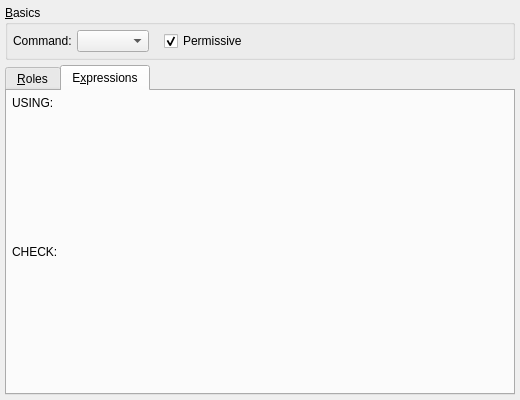
Above: libs/libgui/ui/dbobjects/policywidget.ui from maniac787/pgmodeler before the change. Below: the same form after it.
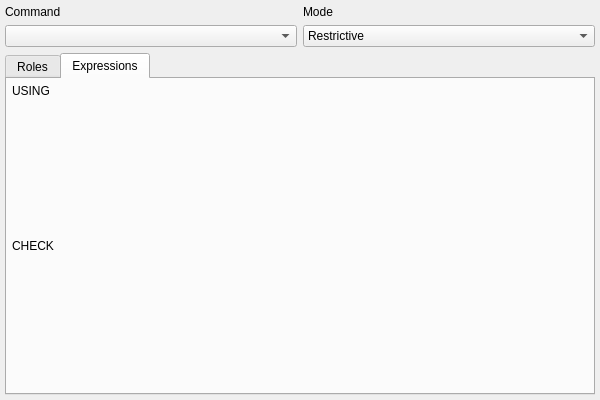
That is the form after the change. The open tabs and pages were chosen to show the change. Icons and pictures are not drawn.

Commit message: Modernize PolicyWidget interface

The edit to the form file:
```diff
--- a/libs/libgui/ui/dbobjects/policywidget.ui
+++ b/libs/libgui/ui/dbobjects/policywidget.ui
@@ -6,20 +6,20 @@
    <rect>
     <x>0</x>
     <y>0</y>
-    <width>520</width>
+    <width>600</width>
     <height>400</height>
    </rect>
   </property>
   <property name="minimumSize">
    <size>
-    <width>520</width>
-    <height>380</height>
+    <width>600</width>
+    <height>400</height>
    </size>
   </property>
   <property name="windowTitle">
    <string/>
   </property>
-  <layout class="QGridLayout" name="policy_grid">
+  <layout class="QVBoxLayout" name="policy_lt">
    <property name="leftMargin">
     <number>5</number>
    </property>
@@ -32,48 +32,18 @@
    <property name="bottomMargin">
     <number>5</number>
    </property>
-   <property name="spacing">
-    <number>5</number>
-   </property>
-   <item row="0" column="0">
-    <widget class="QGroupBox" name="basics_grp">
-     <property name="title">
-      <string>&amp;Basics</string>
-     </property>
-     <layout class="QGridLayout" name="gridLayout">
-      <property name="leftMargin">
-       <number>5</number>
-      </property>
-      <property name="topMargin">
-       <number>5</number>
-      </property>
-      <property name="rightMargin">
-       <number>5</number>
-      </property>
-      <property name="bottomMargin">
-       <number>5</number>
-      </property>
-      <property name="spacing">
-       <number>5</number>
-      </property>
-      <item row="0" column="0">
+   <item>
+    <layout class="QHBoxLayout" name="command_mode_lt">
+     <item>
+      <layout class="QVBoxLayout" name="verticalLayout_2">
+       <item>
        <widget class="QLabel" name="command_lbl">
         <property name="text">
-         <string>Command:</string>
+          <string>Command</string>
         </property>
        </widget>
       </item>
-      <item row="0" column="3">
-       <widget class="QCheckBox" name="permissive_chk">
-        <property name="text">
-         <string>Permissive</string>
-        </property>
-        <property name="checked">
-         <bool>true</bool>
-        </property>
-       </widget>
-      </item>
-      <item row="0" column="1">
+       <item>
        <widget class="QComboBox" name="command_cmb">
         <property name="iconSize">
          <size>
@@ -83,39 +53,36 @@
         </property>
        </widget>
       </item>
-      <item row="0" column="4">
-       <spacer name="horizontalSpacer">
-        <property name="orientation">
-         <enum>Qt::Orientation::Horizontal</enum>
-        </property>
-        <property name="sizeHint" stdset="0">
-         <size>
-          <width>200</width>
-          <height>20</height>
-         </size>
-        </property>
-       </spacer>
-      </item>
-      <item row="0" column="2">
-       <spacer name="horizontalSpacer_2">
-        <property name="orientation">
-         <enum>Qt::Orientation::Horizontal</enum>
-        </property>
-        <property name="sizeType">
-         <enum>QSizePolicy::Policy::Fixed</enum>
-        </property>
-        <property name="sizeHint" stdset="0">
-         <size>
-          <width>10</width>
-          <height>20</height>
-         </size>
-        </property>
-       </spacer>
-      </item>
-     </layout>
-    </widget>
-   </item>
-   <item row="1" column="0">
+      </layout>
+     </item>
+     <item>
+      <layout class="QVBoxLayout" name="verticalLayout_3">
+       <item>
+        <widget class="QLabel" name="label">
+         <property name="text">
+          <string>Mode</string>
+         </property>
+        </widget>
+       </item>
+       <item>
+        <widget class="QComboBox" name="mode_cmb">
+         <item>
+          <property name="text">
+           <string>Restrictive</string>
+          </property>
+         </item>
+         <item>
+          <property name="text">
+           <string>Permissive</string>
+          </property>
+         </item>
+        </widget>
+       </item>
+      </layout>
+     </item>
+    </layout>
+   </item>
+   <item>
     <widget class="QTabWidget" name="attribs_tbw">
      <property name="currentIndex">
       <number>0</number>
@@ -132,7 +99,7 @@
         <normaloff>:/icons/icons/role.png</normaloff>:/icons/icons/role.png</iconset>
       </attribute>
       <attribute name="title">
-       <string>&amp;Roles</string>
+       <string>Roles</string>
       </attribute>
      </widget>
      <widget class="QWidget" name="tab">
@@ -141,28 +108,27 @@
         <normaloff>:/icons/icons/validatesch.png</normaloff>:/icons/icons/validatesch.png</iconset>
       </attribute>
       <attribute name="title">
-       <string>E&amp;xpressions</string>
+       <string>Expressions</string>
       </attribute>
+      <layout class="QVBoxLayout" name="verticalLayout_5">
+       <property name="leftMargin">
+        <number>5</number>
+       </property>
+       <property name="topMargin">
+        <number>5</number>
+       </property>
+       <property name="rightMargin">
+        <number>5</number>
+       </property>
+       <property name="bottomMargin">
+        <number>5</number>
+       </property>
+       <item>
       <layout class="QVBoxLayout" name="verticalLayout">
-       <property name="spacing">
-        <number>5</number>
-       </property>
-       <property name="leftMargin">
-        <number>5</number>
-       </property>
-       <property name="topMargin">
-        <number>5</number>
-       </property>
-       <property name="rightMargin">
-        <number>5</number>
-       </property>
-       <property name="bottomMargin">
-        <number>5</number>
-       </property>
        <item>
         <widget class="QLabel" name="label_2">
          <property name="text">
-          <string>USING:</string>
+            <string>USING</string>
          </property>
         </widget>
        </item>
@@ -176,10 +142,14 @@
          </property>
         </widget>
        </item>
+        </layout>
+       </item>
+       <item>
+        <layout class="QVBoxLayout" name="verticalLayout_4">
        <item>
         <widget class="QLabel" name="label_3">
          <property name="text">
-          <string>CHECK:</string>
+            <string>CHECK</string>
          </property>
         </widget>
        </item>
@@ -194,6 +164,8 @@
         </widget>
        </item>
       </layout>
+       </item>
+      </layout>
      </widget>
     </widget>
    </item>
```
Left out of the diff: 5 changed lines with no effect on the pictures. Lines whose indentation alone changed are shown as unchanged. The commit also changes 1 other file.
